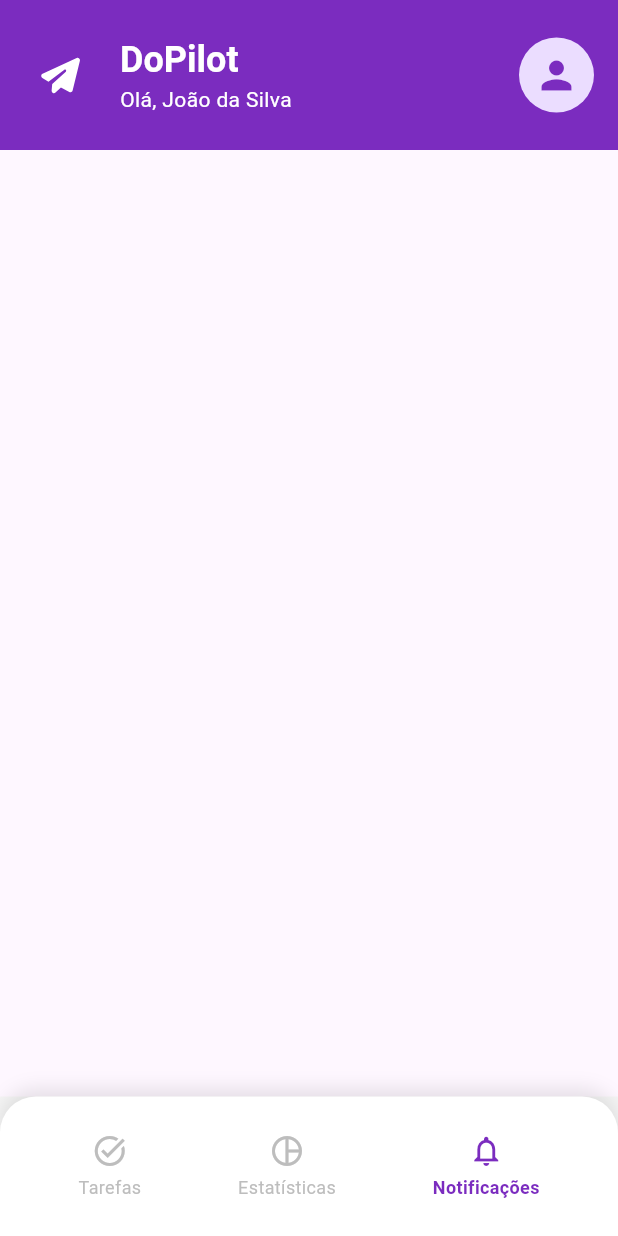
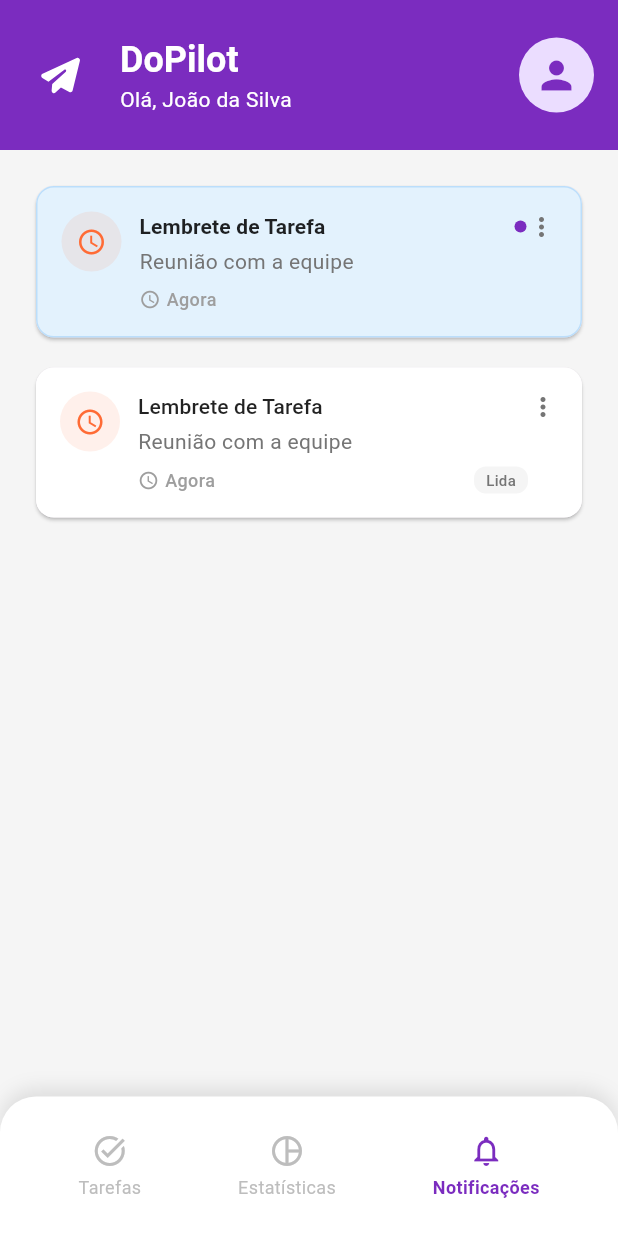
Before and after one commit to yurimatosrodrigues/app-dopilot, a Flutter app: the HomeScreen screen opened by its route, item 3 of the bottom bar chosen, on a phone screen of 412 x 824 dp. Run offline on Flutter 3.47's test engine with Material 3 defaults, Android fonts, the phone set to English and light mode, and no system bars; drawn by our look-alikes of cached_network_image; our stand-ins replace flutter_svg; network calls fail.

Commit message:
feat: notification screen

```diff
--- /dev/null
+++ b/lib/data/dto/notification_dto.dart
@@ -0,0 +1,148 @@
+/// DTO para resposta de notificação (NotificationResponseDTO)
+class NotificationDto {
+  final int id;
+  final String title;
+  final String message;
+  final DateTime createdAt;
+  final DateTime? readAt;
+  final int? taskId;
+  final String? taskTitle;
+  final bool read;
+
+  const NotificationDto({
+    required this.id,
+    required this.title,
+    required this.message,
+    required this.createdAt,
+    this.readAt,
+    this.taskId,
+    this.taskTitle,
+    required this.read,
+  });
+
+  /// Cria DTO a partir da resposta da API
+  factory NotificationDto.fromJson(Map<String, dynamic> json) {
+    return NotificationDto(
+      id: json['id'] ?? 0,
+      title: json['title'] ?? '',
+      message: json['message'] ?? '',
+      createdAt: DateTime.parse(json['createdAt']),
+      readAt: json['readAt'] != null ? DateTime.parse(json['readAt']) : null,
+      taskId: json['taskId'],
+      taskTitle: json['taskTitle'],
+      read: json['read'] ?? false,
+    );
+  }
+
+  /// Converte para Map
+  Map<String, dynamic> toJson() {
+    return {
+      'id': id,
+      'title': title,
+      'message': message,
+      'createdAt': createdAt.toIso8601String(),
+      'readAt': readAt?.toIso8601String(),
+      'taskId': taskId,
+      'taskTitle': taskTitle,
+      'read': read,
+    };
+  }
+
+  /// Cria cópia com campos alterados
+  NotificationDto copyWith({
+    int? id,
+    String? title,
+    String? message,
+    DateTime? createdAt,
+    DateTime? readAt,
+    int? taskId,
+    String? taskTitle,
+    bool? read,
+  }) {
+    return NotificationDto(
+      id: id ?? this.id,
+      title: title ?? this.title,
+      message: message ?? this.message,
+      createdAt: createdAt ?? this.createdAt,
+      readAt: readAt ?? this.readAt,
+      taskId: taskId ?? this.taskId,
+      taskTitle: taskTitle ?? this.taskTitle,
+      read: read ?? this.read,
+    );
+  }
+
+  @override
+  String toString() {
+    return 'NotificationDto(id: $id, title: $title, message: $message, createdAt: $createdAt, readAt: $readAt, taskId: $taskId, taskTitle: $taskTitle, read: $read)';
+  }
+}
+
+/// DTO para atualização de notificação (NotificationUpdateDTO)
+class NotificationUpdateDto {
+  final bool read;
+
+  const NotificationUpdateDto({required this.read});
+
+  /// Converte para Map para envio na API
+  Map<String, dynamic> toJson() {
+    return {'read': read};
+  }
+
+  /// Cria DTO a partir de Map
+  factory NotificationUpdateDto.fromJson(Map<String, dynamic> json) {
+    return NotificationUpdateDto(read: json['read'] ?? false);
+  }
+
+  @override
+  String toString() {
+    return 'NotificationUpdateDto(read: $read)';
+  }
+}
+
+/// DTO para teste de notificação (TestNotificationRequestDTO)
+class TestNotificationRequestDto {
+  final String title;
+  final String body;
+
+  const TestNotificationRequestDto({required this.title, required this.body});
+
+  /// Converte para Map para envio na API
+  Map<String, dynamic> toJson() {
+    return {'title': title, 'body': body};
+  }
+
+  /// Cria DTO a partir de Map
+  factory TestNotificationRequestDto.fromJson(Map<String, dynamic> json) {
+    return TestNotificationRequestDto(
+      title: json['title'] ?? '',
+      body: json['body'] ?? '',
+    );
+  }
+
+  @override
+  String toString() {
+    return 'TestNotificationRequestDto(title: $title, body: $body)';
+  }
+}
+
+/// DTO para contagem de notificações não lidas (UnreadCountDTO)
+class UnreadCountDto {
+  final int unreadCount;
+
+  const UnreadCountDto({required this.unreadCount});
+
+  /// Cria DTO a partir da resposta da API
+  factory UnreadCountDto.fromJson(Map<String, dynamic> json) {
+    return UnreadCountDto(unreadCount: json['unreadCount'] ?? 0);
+  }
+
+  /// Converte para Map
+  Map<String, dynamic> toJson() {
+    return {'unreadCount': unreadCount};
+  }
+
+  @override
+  String toString() {
+    return 'UnreadCountDto(unreadCount: $unreadCount)';
+  }
+}
--- a/lib/screen/home/home_screen.dart
+++ b/lib/screen/home/home_screen.dart
@@ -19,7 +19,7 @@ class _HomeScreenState extends State<HomeScreen> {
   final List<Widget> _screens = [
     HomeTaskScreen(),
     StatisticsScreen(),
-    NotificationScreen(),
+    NotificationsScreen(),
   ];
 
   @override
--- a/lib/screen/home/widget/home_app_bar.dart
+++ b/lib/screen/home/widget/home_app_bar.dart
@@ -1,4 +1,4 @@
-import 'package:dopilot/data/model/BottomSheetOption.dart';
+import 'package:dopilot/data/model/bottom_sheet_option.dart';
 import 'package:flutter/material.dart';
 import 'package:cached_network_image/cached_network_image.dart';
 import 'package:flutter_svg/svg.dart';
--- a/lib/screen/notification/notifications_screen.dart
+++ b/lib/screen/notification/notifications_screen.dart
@@ -1,15 +1,173 @@
 import 'package:flutter/material.dart';
+import '../../data/dto/notification_dto.dart';
+import 'widget/notification_item.dart';
 
-class NotificationScreen extends StatefulWidget {
-  const NotificationScreen({super.key});
+/// Tela de Notificações integrada com API
+///
+/// Funcionalidades:
+/// - Lista de notificações vindas da API
+/// - Marcar como lida/não lida
+/// - Deletar notificações
+/// - Contagem de não lidas
+/// - Pull-to-refresh
+class NotificationsScreen extends StatefulWidget {
+  const NotificationsScreen({super.key});
 
   @override
-  State<StatefulWidget> createState() => _NotificationScreenState();
+  State<NotificationsScreen> createState() => _NotificationsScreenState();
 }
 
-class _NotificationScreenState extends State<NotificationScreen> {
+class _NotificationsScreenState extends State<NotificationsScreen> {
+  List<NotificationDto> notifications = [
+    NotificationDto(
+      id: 1,
+      title: 'Lembrete de Tarefa',
+      message: 'Reunião com a equipe',
+      createdAt: DateTime.now(),
+      read: false,
+    ),
+    NotificationDto(
+      id: 2,
+      title: 'Lembrete de Tarefa',
+      message: 'Reunião com a equipe',
+      createdAt: DateTime.now(),
+      read: true,
+    ),
+  ];
+
+  @override
+  void initState() {
+    super.initState();
+  }
+
   @override
   Widget build(BuildContext context) {
-    return Scaffold(body: Container());
+    if (notifications.isEmpty) {
+      return _buildEmptyState();
+    }
+
+    return _buildNotificationsList(notifications);
+  }
+
+  Widget _buildEmptyState() {
+    return const Center(
+      child: Column(
+        mainAxisAlignment: MainAxisAlignment.center,
+        children: [
+          Icon(Icons.notifications_none, size: 64, color: Colors.grey),
+          SizedBox(height: 16),
+          Text(
+            'Nenhuma notificação',
+            style: TextStyle(
+              fontSize: 18,
+              fontWeight: FontWeight.w600,
+              color: Colors.grey,
+            ),
+          ),
+          SizedBox(height: 8),
+          Text(
+            'Você está em dia com suas notificações!',
+            style: TextStyle(fontSize: 14, color: Colors.grey),
+          ),
+        ],
+      ),
+    );
+  }
+
+  Widget _buildNotificationsList(List<NotificationDto> notifications) {
+    return ListView.builder(
+      padding: const EdgeInsets.all(20),
+      itemCount: notifications.length,
+      itemBuilder: (context, index) {
+        final notification = notifications[index];
+
+        return NotificationItem(
+          notification: notification,
+          onTap: () {
+            _showNotificationDetails(notification);
+          },
+          onMarkAsRead: notification.read ? null : () {},
+          onDelete: () {
+            _confirmDelete(notification);
+          },
+        );
+      },
+    );
+  }
+
+  void _showNotificationDetails(NotificationDto notification) {
+    showDialog(
+      context: context,
+      builder:
+          (context) => AlertDialog(
+            title: Text(notification.title),
+            content: Column(
+              mainAxisSize: MainAxisSize.min,
+              crossAxisAlignment: CrossAxisAlignment.start,
+              children: [
+                Text(notification.message),
+                const SizedBox(height: 16),
+                if (notification.taskTitle != null) ...[
+                  Text(
+                    'Tarefa relacionada:',
+                    style: Theme.of(context).textTheme.titleSmall,
+                  ),
+                  Text(notification.taskTitle!),
+                  const SizedBox(height: 8),
+                ],
+                Text(
+                  'Recebida em: ${_formatDate(notification.createdAt)}',
+                  style: Theme.of(context).textTheme.bodySmall,
+                ),
+                if (notification.readAt != null)
+                  Text(
+                    'Lida em: ${_formatDate(notification.readAt!)}',
+                    style: Theme.of(context).textTheme.bodySmall,
+                  ),
+              ],
+            ),
+            actions: [
+              if (!notification.read)
+                TextButton(
+                  onPressed: () {
+                    Navigator.pop(context);
+                  },
+                  child: const Text('Marcar como lida'),
+                ),
+              TextButton(
+                onPressed: () => Navigator.pop(context),
+                child: const Text('Fechar'),
+              ),
+            ],
+          ),
+    );
+  }
+
+  void _confirmDelete(NotificationDto notification) {
+    showDialog(
+      context: context,
+      builder:
+          (context) => AlertDialog(
+            title: const Text('Excluir Notificação'),
+            content: Text('Deseja realmente excluir "${notification.title}"?'),
+            actions: [
+              TextButton(
+                onPressed: () => Navigator.pop(context),
+                child: const Text('Cancelar'),
+              ),
+              TextButton(
+                onPressed: () {
+                  Navigator.pop(context);
+                },
+                style: TextButton.styleFrom(foregroundColor: Colors.red),
+                child: const Text('Excluir'),
+              ),
+            ],
+          ),
+    );
+  }
+
+  String _formatDate(DateTime dateTime) {
+    return '${dateTime.day.toString().padLeft(2, '0')}/${dateTime.month.toString().padLeft(2, '0')}/${dateTime.year} às ${dateTime.hour.toString().padLeft(2, '0')}:${dateTime.minute.toString().padLeft(2, '0')}';
   }
 }
--- /dev/null
+++ b/lib/screen/notification/widget/notification_item.dart
@@ -0,0 +1,247 @@
+import 'package:flutter/material.dart';
+import '../../../util/colors.dart';
+import '../../../data/dto/notification_dto.dart';
+
+/// Tipos de notificação para identificação visual
+enum NotificationType { reminder, taskCompleted, taskCreated, system }
+
+/// Widget para exibir um item de notificação
+class NotificationItem extends StatelessWidget {
+  final NotificationDto notification;
+  final VoidCallback? onTap;
+  final VoidCallback? onMarkAsRead;
+  final VoidCallback? onDelete;
+
+  const NotificationItem({
+    super.key,
+    required this.notification,
+    this.onTap,
+    this.onMarkAsRead,
+    this.onDelete,
+  });
+
+  @override
+  Widget build(BuildContext context) {
+    return Container(
+      margin: const EdgeInsets.only(bottom: 12),
+      child: Card(
+        child: InkWell(
+          onTap: onTap,
+          borderRadius: BorderRadius.circular(12),
+          child: Container(
+            padding: const EdgeInsets.all(16),
+            decoration: BoxDecoration(
+              borderRadius: BorderRadius.circular(12),
+              color: notification.read ? Colors.white : Colors.blue.shade50,
+              border:
+                  notification.read
+                      ? null
+                      : Border.all(color: Colors.blue.shade100, width: 1),
+            ),
+            child: Row(
+              crossAxisAlignment: CrossAxisAlignment.start,
+              children: [
+                _buildIcon(),
+                const SizedBox(width: 12),
+                Expanded(
+                  child: Column(
+                    crossAxisAlignment: CrossAxisAlignment.start,
+                    children: [
+                      _buildHeader(context),
+                      const SizedBox(height: 4),
+                      _buildBody(context),
+                      const SizedBox(height: 8),
+                      _buildFooter(context),
+                    ],
+                  ),
+                ),
+                _buildActionMenu(context),
+              ],
+            ),
+          ),
+        ),
+      ),
+    );
+  }
+
+  Widget _buildIcon() {
+    // Determinar tipo baseado no conteúdo da notificação
+    NotificationType type = _getNotificationType();
+    IconData iconData;
+    Color iconColor;
+
+    switch (type) {
+      case NotificationType.reminder:
+        iconData = Icons.schedule;
+        iconColor = AppColors.warningOrange;
+        break;
+      case NotificationType.taskCompleted:
+        iconData = Icons.check_circle;
+        iconColor = AppColors.successGreen;
+        break;
+      case NotificationType.taskCreated:
+        iconData = Icons.add_task;
+        iconColor = AppColors.primaryPurple;
+        break;
+      case NotificationType.system:
+        iconData = Icons.info;
+        iconColor = Colors.blue;
+        break;
+    }
+
+    return Container(
+      width: 40,
+      height: 40,
+      decoration: BoxDecoration(
+        color: iconColor.withValues(alpha: 0.1),
+        borderRadius: BorderRadius.circular(20),
+      ),
+      child: Icon(iconData, color: iconColor, size: 20),
+    );
+  }
+
+  NotificationType _getNotificationType() {
+    final titleLower = notification.title.toLowerCase();
+    final messageLower = notification.message.toLowerCase();
+
+    if (titleLower.contains('lembrete') || messageLower.contains('lembrete')) {
+      return NotificationType.reminder;
+    } else if (titleLower.contains('concluída') ||
+        messageLower.contains('concluída')) {
+      return NotificationType.taskCompleted;
+    } else if (titleLower.contains('criada') ||
+        messageLower.contains('criada')) {
+      return NotificationType.taskCreated;
+    } else {
+      return NotificationType.system;
+    }
+  }
+
+  Widget _buildHeader(BuildContext context) {
+    return Row(
+      children: [
+        Expanded(
+          child: Text(
+            notification.title,
+            style: Theme.of(context).textTheme.titleSmall?.copyWith(
+              fontWeight: notification.read ? FontWeight.w500 : FontWeight.w600,
+              color: AppColors.textPrimary,
+            ),
+          ),
+        ),
+        if (!notification.read)
+          Container(
+            width: 8,
+            height: 8,
+            decoration: BoxDecoration(
+              color: AppColors.primaryPurple,
+              borderRadius: BorderRadius.circular(4),
+            ),
+          ),
+      ],
+    );
+  }
+
+  Widget _buildBody(BuildContext context) {
+    return Text(
+      notification.message,
+      style: Theme.of(context).textTheme.bodyMedium?.copyWith(
+        color: Colors.grey.shade600,
+        height: 1.3,
+      ),
+      maxLines: 2,
+      overflow: TextOverflow.ellipsis,
+    );
+  }
+
+  Widget _buildFooter(BuildContext context) {
+    return Row(
+      children: [
+        Icon(Icons.access_time, size: 14, color: Colors.grey.shade500),
+        const SizedBox(width: 4),
+        Text(
+          _formatTime(notification.createdAt),
+          style: TextStyle(
+            fontSize: 12,
+            color: Colors.grey.shade500,
+            fontWeight: FontWeight.w500,
+          ),
+        ),
+        const Spacer(),
+        if (notification.read)
+          Container(
+            padding: const EdgeInsets.symmetric(horizontal: 8, vertical: 2),
+            decoration: BoxDecoration(
+              color: Colors.grey.shade100,
+              borderRadius: BorderRadius.circular(8),
+            ),
+            child: Text(
+              'Lida',
+              style: TextStyle(
+                fontSize: 10,
+                color: Colors.grey.shade600,
+                fontWeight: FontWeight.w500,
+              ),
+            ),
+          ),
+      ],
+    );
+  }
+
+  Widget _buildActionMenu(BuildContext context) {
+    return PopupMenuButton<String>(
+      onSelected: (value) {
+        switch (value) {
+          case 'mark_read':
+            onMarkAsRead?.call();
+            break;
+          case 'delete':
+            onDelete?.call();
+            break;
+        }
+      },
+      itemBuilder:
+          (context) => [
+            if (!notification.read)
+              const PopupMenuItem(
+                value: 'mark_read',
+                child: Row(
+                  children: [
+                    Icon(Icons.mark_email_read, size: 18),
+                    SizedBox(width: 8),
+                    Text('Marcar como lida'),
+                  ],
+                ),
+              ),
+            const PopupMenuItem(
+              value: 'delete',
+              child: Row(
+                children: [
+                  Icon(Icons.delete_outline, size: 18, color: Colors.red),
+                  SizedBox(width: 8),
+                  Text('Excluir', style: TextStyle(color: Colors.red)),
+                ],
+              ),
+            ),
+          ],
+      child: Icon(Icons.more_vert, color: Colors.grey.shade600, size: 20),
+    );
+  }
+
+  String _formatTime(DateTime dateTime) {
+    final now = DateTime.now();
+    final difference = now.difference(dateTime);
+
+    if (difference.inMinutes < 1) {
+      return 'Agora';
+    } else if (difference.inMinutes < 60) {
+      return 'Há ${difference.inMinutes}m';
+    } else if (difference.inHours < 24) {
+      return 'Há ${difference.inHours}h';
+    } else if (difference.inDays < 7) {
+      return 'Há ${difference.inDays}d';
+    } else {
+      return '${dateTime.day}/${dateTime.month}/${dateTime.year}';
+    }
+  }
+}
```
